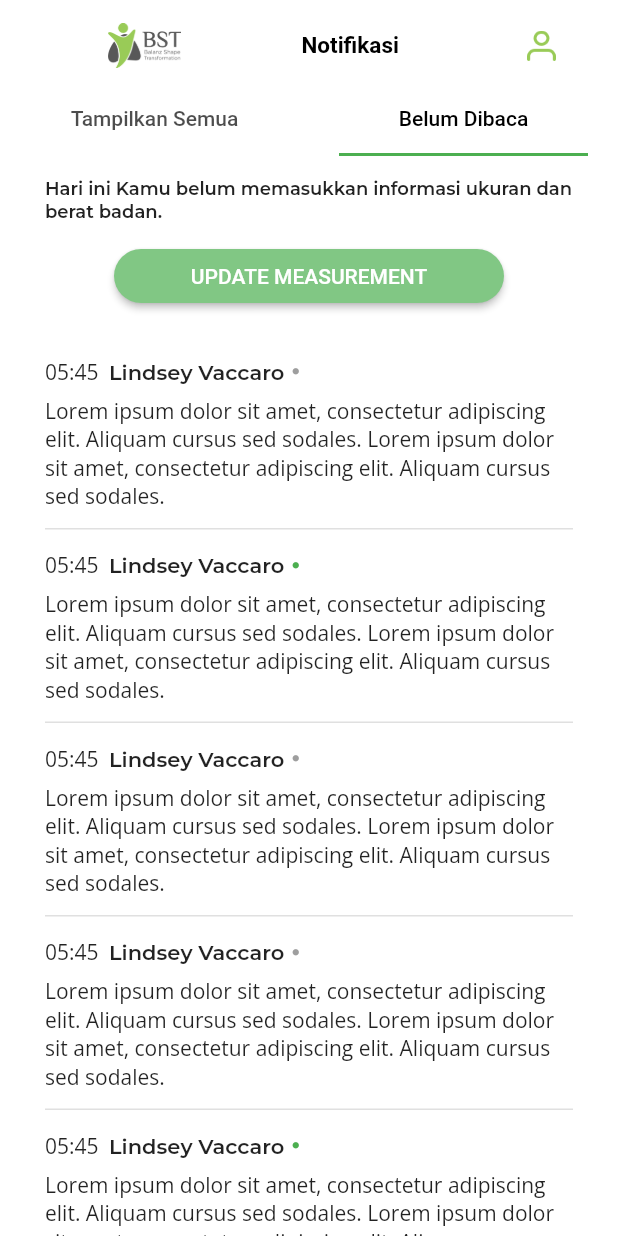
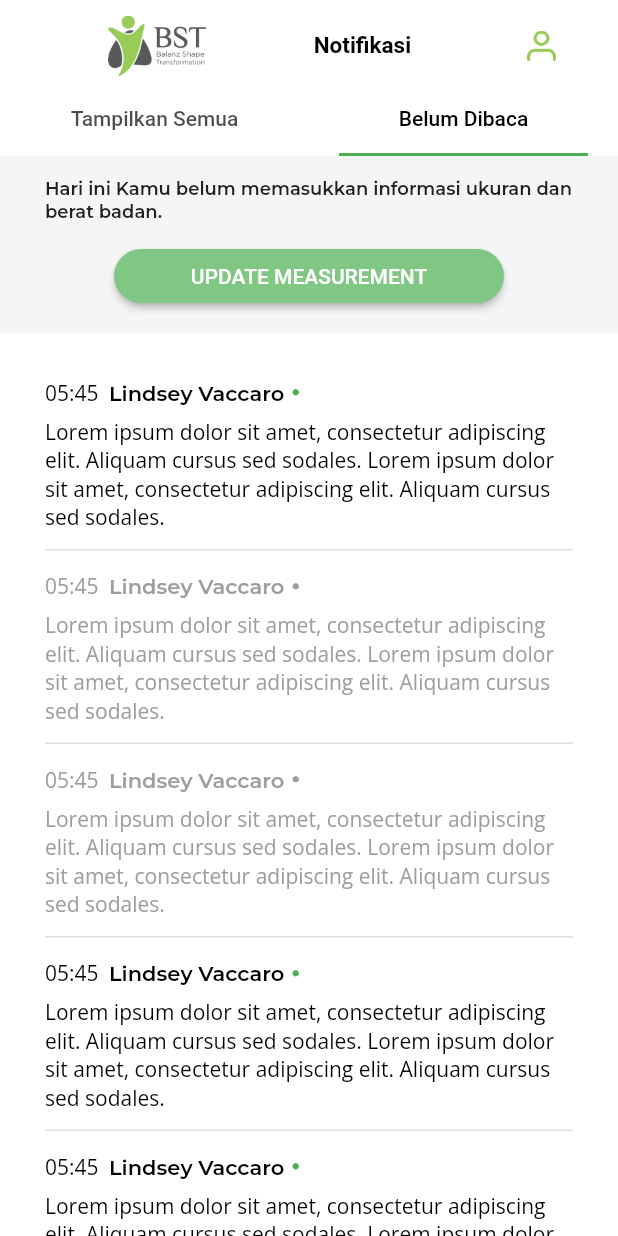
Before and after one commit to NamkuGavin/bst_flutter, a Flutter app: the NotifPage screen opened directly, tab 2 chosen, on a phone screen of 412 x 824 dp. Run offline on Flutter 3.47's test engine with Material 2 defaults, Android fonts, the phone set to English and light mode, and no system bars; our stand-ins replace google_fonts.

```diff
--- a/lib/header/HeaderNavigation.dart
+++ b/lib/header/HeaderNavigation.dart
@@ -37,7 +37,6 @@ class HeaderNavigationViewState extends State<HeaderNavigationView> {
           ),
         ]),
         padding: EdgeInsets.only(top: 15, bottom: 10, right: 20),
-        width: MediaQuery.of(context).size.width,
         child: Stack(
           children: [
             Row(
@@ -58,7 +57,6 @@ class HeaderNavigationViewState extends State<HeaderNavigationView> {
                 GestureDetector(
                   onTapDown: (TapDownDetails details) {},
                   child: Container(
-
                       width: 30,
                       height: 30,
                       child: Align(
@@ -87,11 +85,7 @@ class HeaderNavigationViewState extends State<HeaderNavigationView> {
   }
 
   buildImageLogo() {
-    var widthSreen = MediaQuery.of(context).size.width;
     double heighLogo = 40;
-    if (widthSreen < 768) {
-      heighLogo = 30;
-    }
     return Image.asset('assets/images/mainlogo.png',
         fit: BoxFit.contain, height: heighLogo);
   }
--- a/lib/main.dart
+++ b/lib/main.dart
@@ -13,6 +13,7 @@ class MyApp extends StatelessWidget {
   @override
   Widget build(BuildContext context) {
     return MaterialApp(
+      debugShowCheckedModeBanner: false,
       title: 'Flutter Demo',
       theme: ThemeData(
         // This is the theme of your application.
--- a/lib/view/fragment/UnreadNotifications.dart
+++ b/lib/view/fragment/UnreadNotifications.dart
@@ -13,10 +13,10 @@ class UnreadNotifications extends StatefulWidget {
 
 class _UnreadNotificationsState extends State<UnreadNotifications> {
   List<NotifModel> items = [
+    NotifModel('Lindsey Vaccaro', '05:45', 'Lorem ipsum dolor sit amet, consectetur adipiscing elit. Aliquam cursus sed sodales. Lorem ipsum dolor sit amet, consectetur adipiscing elit. Aliquam cursus sed sodales.', true, 1),
+    NotifModel('Lindsey Vaccaro', '05:45', 'Lorem ipsum dolor sit amet, consectetur adipiscing elit. Aliquam cursus sed sodales. Lorem ipsum dolor sit amet, consectetur adipiscing elit. Aliquam cursus sed sodales.', false, 0),
     NotifModel('Lindsey Vaccaro', '05:45', 'Lorem ipsum dolor sit amet, consectetur adipiscing elit. Aliquam cursus sed sodales. Lorem ipsum dolor sit amet, consectetur adipiscing elit. Aliquam cursus sed sodales.', false, 1),
     NotifModel('Lindsey Vaccaro', '05:45', 'Lorem ipsum dolor sit amet, consectetur adipiscing elit. Aliquam cursus sed sodales. Lorem ipsum dolor sit amet, consectetur adipiscing elit. Aliquam cursus sed sodales.', true, 0),
-    NotifModel('Lindsey Vaccaro', '05:45', 'Lorem ipsum dolor sit amet, consectetur adipiscing elit. Aliquam cursus sed sodales. Lorem ipsum dolor sit amet, consectetur adipiscing elit. Aliquam cursus sed sodales.', false, 1),
-    NotifModel('Lindsey Vaccaro', '05:45', 'Lorem ipsum dolor sit amet, consectetur adipiscing elit. Aliquam cursus sed sodales. Lorem ipsum dolor sit amet, consectetur adipiscing elit. Aliquam cursus sed sodales.', false, 0),
     NotifModel('Lindsey Vaccaro', '05:45', 'Lorem ipsum dolor sit amet, consectetur adipiscing elit. Aliquam cursus sed sodales. Lorem ipsum dolor sit amet, consectetur adipiscing elit. Aliquam cursus sed sodales.', true, 1),
     NotifModel('Lindsey Vaccaro', '05:45', 'Lorem ipsum dolor sit amet, consectetur adipiscing elit. Aliquam cursus sed sodales. Lorem ipsum dolor sit amet, consectetur adipiscing elit. Aliquam cursus sed sodales.', false, 0)
   ];
@@ -26,12 +26,9 @@ class _UnreadNotificationsState extends State<UnreadNotifications> {
       color: Colors.white,
       child: Column(
         children: [
-          SizedBox(
-            height: 14,
-          ),
           Container(
-            color: Color(0xF6F6F6),
-            padding: EdgeInsets.symmetric(horizontal: 30),
+            color: Colors.grey.shade100,
+            padding: EdgeInsets.symmetric(horizontal: 30, vertical: 14),
             child: Column(
               children: [
                 Text(
--- a/lib/widgets/NotifItems.dart
+++ b/lib/widgets/NotifItems.dart
@@ -30,7 +30,7 @@ class NotifItems extends StatelessWidget {
               children: [
                 Text(
                   model.getTime,
-                  style: GoogleFonts.openSans(fontWeight: FontWeight.w400),
+                  style: GoogleFonts.openSans(fontWeight: FontWeight.w400, color: model.getStatus ? Colors.black : Colors.grey),
                 ),
                 SizedBox(
                   width: 7,
@@ -39,6 +39,7 @@ class NotifItems extends StatelessWidget {
                   model.getName,
                   style: GoogleFonts.montserrat(
                     fontWeight: FontWeight.w600,
+                      color: model.getStatus ? Colors.black : Colors.grey
                   ),
                 ),
                 SizedBox(
@@ -56,7 +57,7 @@ class NotifItems extends StatelessWidget {
             ),
             Text(
               model.getdesc,
-              style: GoogleFonts.openSans(fontWeight: FontWeight.w400),
+              style: GoogleFonts.openSans(fontWeight: FontWeight.w400, color: model.getStatus ? Colors.black : Colors.grey),
             ),
             SizedBox(
               height: 12,
@@ -64,6 +65,7 @@ class NotifItems extends StatelessWidget {
             Divider(
               height: 1,
               thickness: 1,
+
             )
           ],
         ),
```
Also changed, not shown: lib/view/fragment/AllNotifications.dart (+4 -7 lines).
